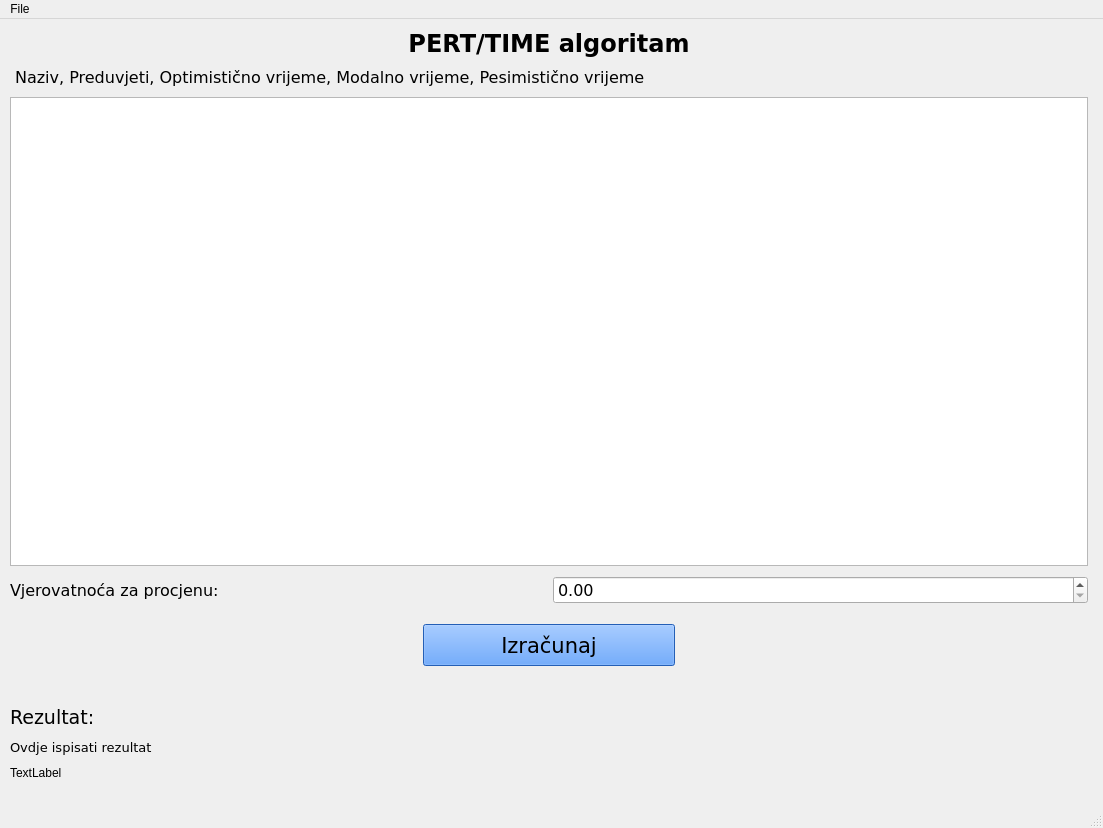
The window that GUI/mainWindow.ui (vhasic/PertTime) describes before a commit, drawn with Qt 5.
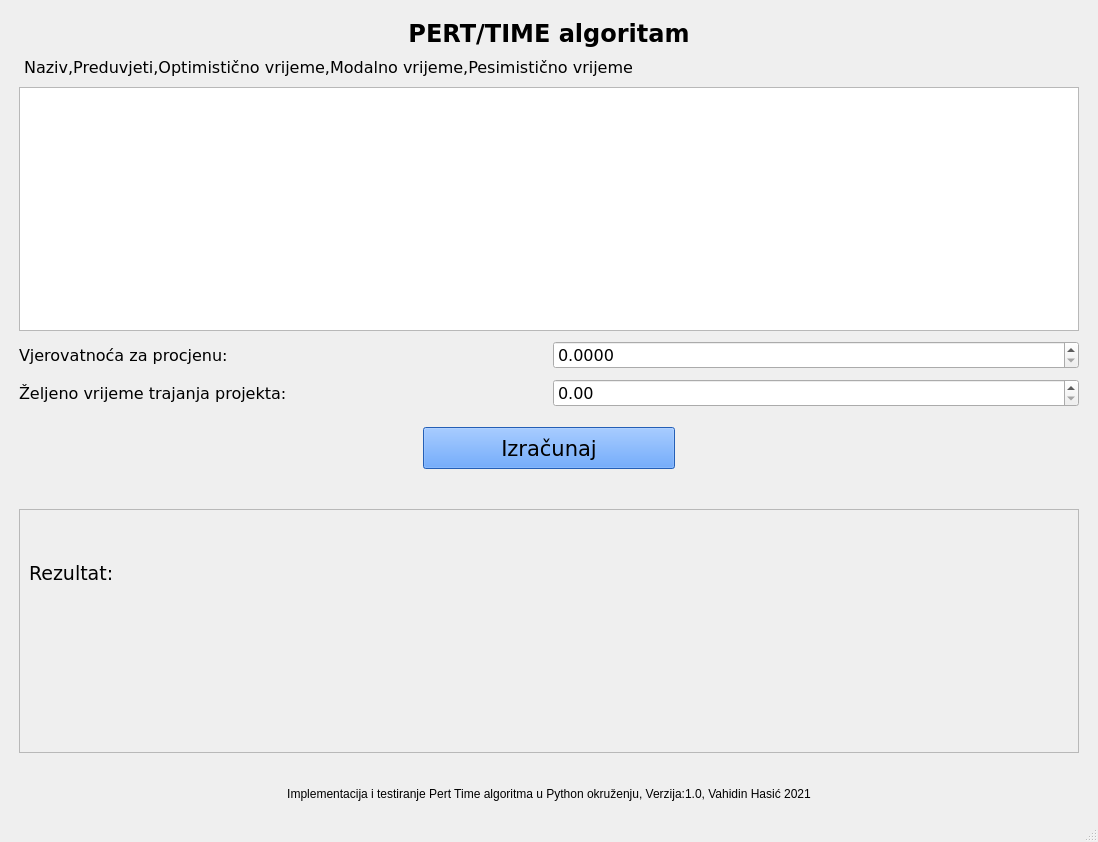
The same window after the commit.

Commit message: Popravljen prikaz slika na GUI-u

Patch:
```diff
--- a/GUI/mainWindow.ui
+++ b/GUI/mainWindow.ui
@@ -6,8 +6,8 @@
    <rect>
     <x>0</x>
     <y>0</y>
-    <width>1103</width>
-    <height>828</height>
+    <width>1098</width>
+    <height>842</height>
    </rect>
   </property>
   <property name="sizePolicy">
@@ -20,18 +20,11 @@
    <string>MainWindow</string>
   </property>
   <widget class="QWidget" name="centralwidget">
-   <widget class="QWidget" name="gridLayoutWidget">
-    <property name="geometry">
-     <rect>
-      <x>0</x>
-      <y>0</y>
-      <width>1098</width>
-      <height>771</height>
-     </rect>
-    </property>
+   <layout class="QGridLayout" name="gridLayout_2">
+    <item row="0" column="0">
     <layout class="QGridLayout" name="gridLayout">
      <property name="sizeConstraint">
-      <enum>QLayout::SetNoConstraint</enum>
+       <enum>QLayout::SetDefaultConstraint</enum>
      </property>
      <property name="leftMargin">
       <number>10</number>
@@ -51,18 +44,114 @@
      <property name="verticalSpacing">
       <number>10</number>
      </property>
-     <item row="6" column="0" colspan="2">
-      <spacer name="horizontalSpacer">
-       <property name="orientation">
-        <enum>Qt::Horizontal</enum>
-       </property>
-       <property name="sizeHint" stdset="0">
-        <size>
-         <width>40</width>
-         <height>20</height>
-        </size>
-       </property>
-      </spacer>
+      <item row="4" column="1">
+       <widget class="QDoubleSpinBox" name="doubleSpinBox">
+        <property name="font">
+         <font>
+          <family>Verdana</family>
+          <pointsize>12</pointsize>
+         </font>
+        </property>
+        <property name="decimals">
+         <number>4</number>
+        </property>
+        <property name="maximum">
+         <double>1.000000000000000</double>
+        </property>
+        <property name="singleStep">
+         <double>0.100000000000000</double>
+        </property>
+       </widget>
+      </item>
+      <item row="1" column="0" colspan="2">
+       <widget class="QLabel" name="naslov">
+        <property name="font">
+         <font>
+          <family>Verdana</family>
+          <pointsize>18</pointsize>
+          <weight>75</weight>
+          <bold>true</bold>
+         </font>
+        </property>
+        <property name="text">
+         <string>PERT/TIME algoritam</string>
+        </property>
+        <property name="alignment">
+         <set>Qt::AlignCenter</set>
+        </property>
+       </widget>
+      </item>
+      <item row="4" column="0" alignment="Qt::AlignLeft">
+       <widget class="QLabel" name="label_2">
+        <property name="font">
+         <font>
+          <family>Verdana</family>
+          <pointsize>12</pointsize>
+         </font>
+        </property>
+        <property name="text">
+         <string>Vjerovatnoća za procjenu:</string>
+        </property>
+       </widget>
+      </item>
+      <item row="11" column="0">
+       <widget class="QLabel" name="labelSlikaGrafa">
+        <property name="text">
+         <string/>
+        </property>
+       </widget>
+      </item>
+      <item row="5" column="0">
+       <widget class="QLabel" name="label_4">
+        <property name="font">
+         <font>
+          <family>Verdana</family>
+          <pointsize>12</pointsize>
+         </font>
+        </property>
+        <property name="text">
+         <string>Željeno vrijeme trajanja projekta:</string>
+        </property>
+       </widget>
+      </item>
+      <item row="5" column="1">
+       <widget class="QDoubleSpinBox" name="zadaniPeriod">
+        <property name="font">
+         <font>
+          <family>Verdana</family>
+          <pointsize>12</pointsize>
+         </font>
+        </property>
+        <property name="maximum">
+         <double>1000.000000000000000</double>
+        </property>
+       </widget>
+      </item>
+      <item row="11" column="1">
+       <widget class="QLabel" name="labelSlikaGrafa2">
+        <property name="text">
+         <string/>
+        </property>
+        <property name="scaledContents">
+         <bool>true</bool>
+        </property>
+        <property name="alignment">
+         <set>Qt::AlignLeading|Qt::AlignLeft|Qt::AlignVCenter</set>
+        </property>
+       </widget>
+      </item>
+      <item row="2" column="0" colspan="2">
+       <widget class="QLabel" name="label">
+        <property name="font">
+         <font>
+          <family>Verdana</family>
+          <pointsize>12</pointsize>
+         </font>
+        </property>
+        <property name="text">
+         <string> Naziv,Preduvjeti,Optimistično vrijeme,Modalno vrijeme,Pesimistično vrijeme</string>
+        </property>
+       </widget>
      </item>
      <item row="3" column="0" colspan="2">
       <widget class="QTextEdit" name="textBox">
@@ -83,14 +172,35 @@
        </property>
       </widget>
      </item>
-     <item row="10" column="0">
-      <widget class="QLabel" name="labelSlikaGrafa">
+      <item row="9" column="0" colspan="2">
+       <widget class="QScrollArea" name="scrollArea">
+        <property name="widgetResizable">
+         <bool>true</bool>
+        </property>
+        <widget class="QWidget" name="scrollAreaWidgetContents">
+         <property name="geometry">
+          <rect>
+           <x>0</x>
+           <y>0</y>
+           <width>1054</width>
+           <height>209</height>
+          </rect>
+         </property>
+         <layout class="QVBoxLayout" name="verticalLayout">
+          <item>
+           <widget class="QLabel" name="label_3">
+            <property name="font">
+             <font>
+              <family>Verdana</family>
+              <pointsize>14</pointsize>
+             </font>
+            </property>
        <property name="text">
-        <string>TextLabel</string>
+             <string>Rezultat:</string>
        </property>
       </widget>
      </item>
-     <item row="9" column="0">
+          <item>
       <widget class="QLabel" name="labelRezultat">
        <property name="font">
         <font>
@@ -99,27 +209,15 @@
         </font>
        </property>
        <property name="text">
-        <string>Ovdje ispisati rezultat</string>
+             <string/>
        </property>
       </widget>
      </item>
-     <item row="4" column="1">
-      <widget class="QDoubleSpinBox" name="doubleSpinBox">
-       <property name="font">
-        <font>
-         <family>Verdana</family>
-         <pointsize>12</pointsize>
-        </font>
-       </property>
-       <property name="maximum">
-        <double>1.000000000000000</double>
-       </property>
-       <property name="singleStep">
-        <double>0.100000000000000</double>
-       </property>
-      </widget>
-     </item>
-     <item row="5" column="0" colspan="2" alignment="Qt::AlignHCenter">
+         </layout>
+        </widget>
+       </widget>
+      </item>
+      <item row="7" column="0" colspan="2" alignment="Qt::AlignHCenter">
       <widget class="QPushButton" name="buttonIzracunaj">
        <property name="sizePolicy">
         <sizepolicy hsizetype="Preferred" vsizetype="Preferred">
@@ -152,82 +250,42 @@
        </property>
       </widget>
      </item>
-     <item row="1" column="0" colspan="2">
-      <widget class="QLabel" name="naslov">
-       <property name="font">
-        <font>
-         <family>Verdana</family>
-         <pointsize>18</pointsize>
-         <weight>75</weight>
-         <bold>true</bold>
-        </font>
-       </property>
+      <item row="8" column="0" colspan="2">
+       <spacer name="horizontalSpacer">
+        <property name="orientation">
+         <enum>Qt::Horizontal</enum>
+        </property>
+        <property name="sizeHint" stdset="0">
+         <size>
+          <width>40</width>
+          <height>20</height>
+         </size>
+        </property>
+       </spacer>
+      </item>
+      <item row="12" column="0" colspan="2">
+       <widget class="QLabel" name="footnote">
        <property name="text">
-        <string>PERT/TIME algoritam</string>
+         <string>Implementacija i testiranje Pert Time algoritma u Python okruženju, Verzija:1.0, Vahidin Hasić 2021</string>
        </property>
        <property name="alignment">
         <set>Qt::AlignCenter</set>
        </property>
       </widget>
      </item>
-     <item row="2" column="0" colspan="2">
-      <widget class="QLabel" name="label">
-       <property name="font">
-        <font>
-         <family>Verdana</family>
-         <pointsize>12</pointsize>
-        </font>
-       </property>
-       <property name="text">
-        <string> Naziv, Preduvjeti, Optimistično vrijeme, Modalno vrijeme, Pesimistično vrijeme</string>
-       </property>
-      </widget>
-     </item>
-     <item row="4" column="0" alignment="Qt::AlignLeft">
-      <widget class="QLabel" name="label_2">
-       <property name="font">
-        <font>
-         <family>Verdana</family>
-         <pointsize>12</pointsize>
-        </font>
-       </property>
-       <property name="text">
-        <string>Vjerovatnoća za procjenu:</string>
-       </property>
-      </widget>
-     </item>
-     <item row="8" column="0">
-      <widget class="QLabel" name="label_3">
-       <property name="font">
-        <font>
-         <family>Verdana</family>
-         <pointsize>14</pointsize>
-        </font>
-       </property>
-       <property name="text">
-        <string>Rezultat:</string>
-       </property>
-      </widget>
-     </item>
-    </layout>
-   </widget>
+     </layout>
+    </item>
+   </layout>
   </widget>
   <widget class="QMenuBar" name="menubar">
    <property name="geometry">
     <rect>
      <x>0</x>
      <y>0</y>
-     <width>1103</width>
+     <width>1098</width>
      <height>26</height>
     </rect>
    </property>
-   <widget class="QMenu" name="menuAbout">
-    <property name="title">
-     <string>File</string>
-    </property>
-    <addaction name="actionAbout"/>
-   </widget>
-   <addaction name="menuAbout"/>
   </widget>
   <widget class="QStatusBar" name="statusbar"/>
   <action name="actionAbout">
```
Left out of the diff: 6 changed lines with no effect on the pictures. Lines whose indentation alone changed are shown as unchanged. The commit also changes 2 other files.
